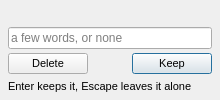
The window that automap/noteeditor.ui (malcyon/wish) describes before a commit, drawn with Qt 5.
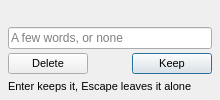
The same window after the commit.

Patch:
```diff
--- a/automap/noteeditor.ui
+++ b/automap/noteeditor.ui
@@ -37,7 +37,7 @@
    <item>
     <widget class="QLineEdit" name="field">
      <property name="placeholderText">
-      <string>a few words, or none</string>
+      <string>A few words, or none</string>
      </property>
     </widget>
    </item>
```
Left out of the diff: 2 changed lines with no effect on the pictures.
